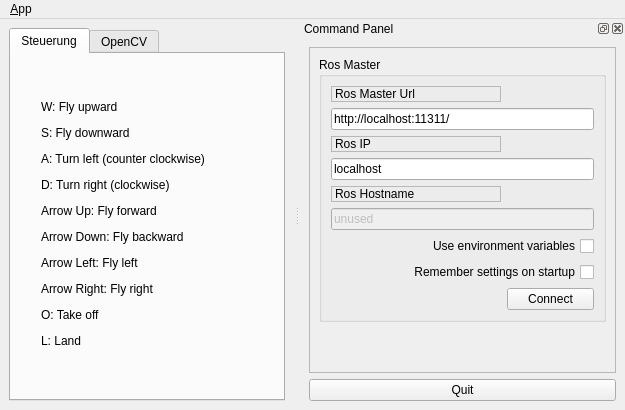
Before: the Qt Designer form ui/main_window.ui in OliverSuchan/EasyCopter, drawn with Qt 5.
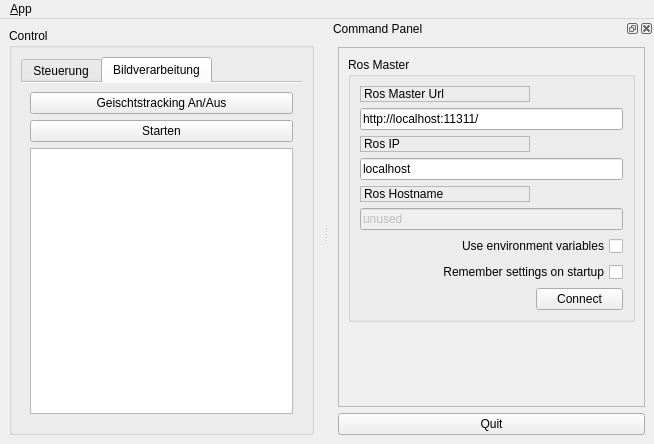
After: the same form once the commit is applied. Icons and pictures are not drawn.

Diff of the .ui file:
```diff
--- a/ui/main_window.ui
+++ b/ui/main_window.ui
@@ -6,8 +6,8 @@
    <rect>
     <x>0</x>
     <y>0</y>
-    <width>625</width>
-    <height>410</height>
+    <width>654</width>
+    <height>444</height>
    </rect>
   </property>
   <property name="windowTitle">
@@ -23,59 +23,139 @@
   <widget class="QWidget" name="centralwidget">
    <layout class="QGridLayout" name="gridLayout_2">
     <item row="0" column="0">
+     <widget class="QGroupBox" name="groupBox_3">
+      <property name="title">
+       <string>Control</string>
+      </property>
+      <layout class="QHBoxLayout" name="horizontalLayout">
+       <item>
      <widget class="QTabWidget" name="tabWidget">
+         <property name="tabShape">
+          <enum>QTabWidget::Rounded</enum>
+         </property>
       <property name="currentIndex">
-       <number>0</number>
-      </property>
-      <widget class="QWidget" name="tab">
+          <number>1</number>
+         </property>
+         <property name="elideMode">
+          <enum>Qt::ElideMiddle</enum>
+         </property>
+         <property name="documentMode">
+          <bool>true</bool>
+         </property>
+         <widget class="QWidget" name="tab_3">
        <attribute name="title">
         <string>Steuerung</string>
        </attribute>
-       <widget class="QLabel" name="label_4">
-        <property name="geometry">
-         <rect>
-          <x>30</x>
-          <y>30</y>
-          <width>211</width>
-          <height>281</height>
-         </rect>
-        </property>
+          <layout class="QVBoxLayout" name="verticalLayout_4">
+           <item>
+            <widget class="QLabel" name="label_5">
         <property name="text">
          <string>&lt;html&gt;&lt;head/&gt;&lt;body&gt;&lt;p&gt;W: Fly upward&lt;/p&gt;&lt;p&gt;S: Fly downward&lt;/p&gt;&lt;p&gt;A: Turn left (counter clockwise)&lt;/p&gt;&lt;p&gt;D: Turn right (clockwise)&lt;/p&gt;&lt;p&gt;Arrow Up: Fly forward&lt;/p&gt;&lt;p&gt;Arrow Down: Fly backward&lt;/p&gt;&lt;p&gt;Arrow Left: Fly left&lt;/p&gt;&lt;p&gt;Arrow Right: Fly right&lt;/p&gt;&lt;p&gt;O: Take off&lt;/p&gt;&lt;p&gt;L: Land&lt;/p&gt;&lt;/body&gt;&lt;/html&gt;</string>
         </property>
        </widget>
-      </widget>
-      <widget class="QWidget" name="tab_2">
+           </item>
+          </layout>
+         </widget>
+         <widget class="QWidget" name="tab_4">
+          <property name="sizePolicy">
+           <sizepolicy hsizetype="MinimumExpanding" vsizetype="MinimumExpanding">
+            <horstretch>100</horstretch>
+            <verstretch>0</verstretch>
+           </sizepolicy>
+          </property>
        <attribute name="title">
-        <string>OpenCV</string>
-       </attribute>
-       <widget class="QPushButton" name="pushButton">
-        <property name="geometry">
-         <rect>
-          <x>100</x>
-          <y>150</y>
-          <width>80</width>
-          <height>23</height>
-         </rect>
-        </property>
-        <property name="text">
-         <string>Starten</string>
-        </property>
-       </widget>
-       <widget class="QPushButton" name="pushButton_2">
-        <property name="geometry">
-         <rect>
-          <x>60</x>
-          <y>100</y>
-          <width>161</width>
-          <height>23</height>
-         </rect>
+           <string>Bildverarbeitung</string>
+          </attribute>
+          <layout class="QVBoxLayout" name="verticalLayout_2">
+           <item>
+            <widget class="QPushButton" name="pushButton_3">
+             <property name="enabled">
+              <bool>true</bool>
+             </property>
+             <property name="sizePolicy">
+              <sizepolicy hsizetype="Preferred" vsizetype="Minimum">
+               <horstretch>0</horstretch>
+               <verstretch>0</verstretch>
+              </sizepolicy>
+             </property>
+             <property name="minimumSize">
+              <size>
+               <width>256</width>
+               <height>0</height>
+              </size>
+             </property>
+             <property name="maximumSize">
+              <size>
+               <width>16777215</width>
+               <height>57</height>
+              </size>
+             </property>
+             <property name="layoutDirection">
+              <enum>Qt::LeftToRight</enum>
         </property>
         <property name="text">
          <string>Geischtstracking An/Aus</string>
         </property>
        </widget>
-      </widget>
+           </item>
+           <item>
+            <widget class="QPushButton" name="pushButton_4">
+             <property name="sizePolicy">
+              <sizepolicy hsizetype="Preferred" vsizetype="Minimum">
+               <horstretch>0</horstretch>
+               <verstretch>0</verstretch>
+              </sizepolicy>
+             </property>
+             <property name="minimumSize">
+              <size>
+               <width>256</width>
+               <height>0</height>
+              </size>
+             </property>
+             <property name="maximumSize">
+              <size>
+               <width>16777215</width>
+               <height>57</height>
+              </size>
+             </property>
+             <property name="layoutDirection">
+              <enum>Qt::LeftToRight</enum>
+             </property>
+             <property name="text">
+              <string>Starten</string>
+             </property>
+            </widget>
+           </item>
+           <item>
+            <widget class="QListWidget" name="listWidget_2">
+             <property name="sizePolicy">
+              <sizepolicy hsizetype="MinimumExpanding" vsizetype="MinimumExpanding">
+               <horstretch>0</horstretch>
+               <verstretch>0</verstretch>
+              </sizepolicy>
+             </property>
+             <property name="layoutDirection">
+              <enum>Qt::LeftToRight</enum>
+             </property>
+             <property name="flow">
+              <enum>QListView::LeftToRight</enum>
+             </property>
+             <property name="isWrapping" stdset="0">
+              <bool>true</bool>
+             </property>
+             <property name="viewMode">
+              <enum>QListView::IconMode</enum>
+             </property>
+             <property name="uniformItemSizes">
+              <bool>false</bool>
+             </property>
+            </widget>
+           </item>
+          </layout>
+         </widget>
+        </widget>
+       </item>
+      </layout>
      </widget>
     </item>
    </layout>
@@ -85,7 +165,7 @@
     <rect>
      <x>0</x>
      <y>0</y>
-     <width>625</width>
+     <width>654</width>
      <height>20</height>
     </rect>
    </property>
```
Lines whose indentation alone changed are shown as unchanged.
